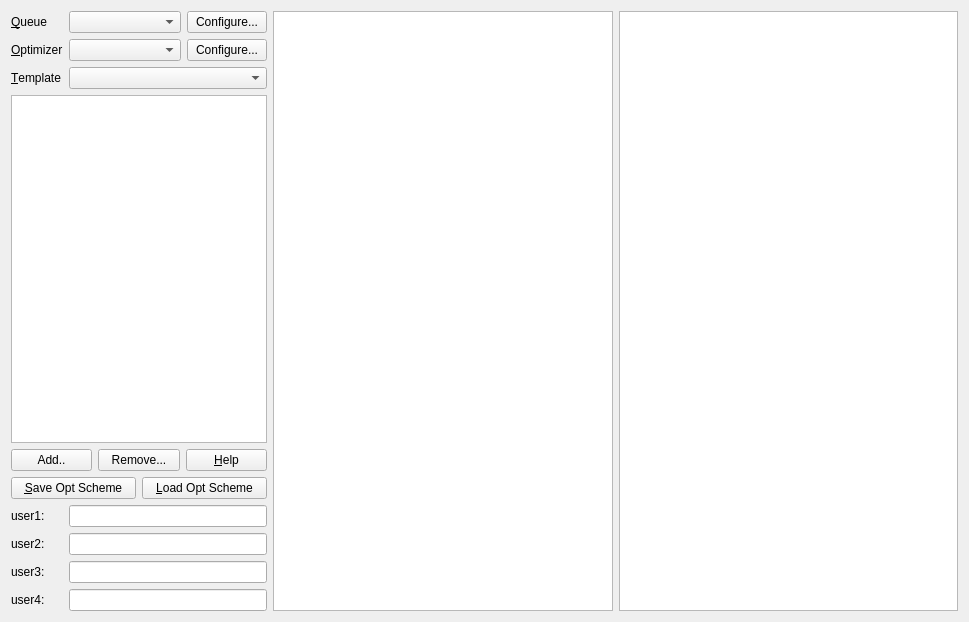
Qt form src/globalsearch/ui/defaultedittab.ui (xtalopt/XtalOpt) before a commit.
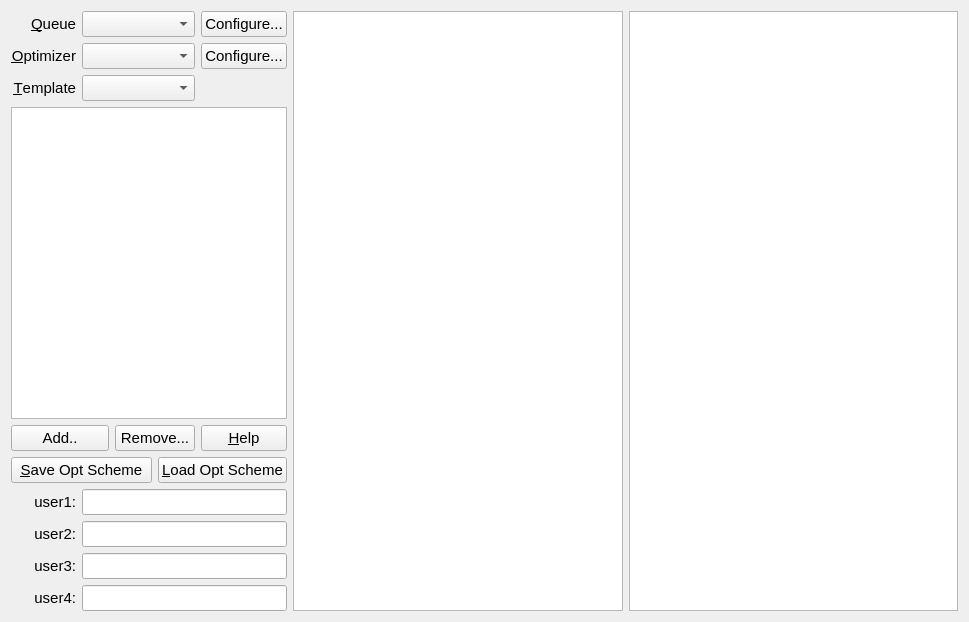
The same form after that commit.

What changed in the file:
```diff
--- a/src/globalsearch/ui/defaultedittab.ui
+++ b/src/globalsearch/ui/defaultedittab.ui
@@ -13,167 +13,318 @@
   <property name="windowTitle">
    <string>Form</string>
   </property>
-  <layout class="QHBoxLayout" name="horizontalLayout_3">
-   <item>
     <layout class="QGridLayout" name="gridLayout">
      <item row="0" column="0">
       <widget class="QLabel" name="label_6">
        <property name="sizePolicy">
-        <sizepolicy hsizetype="Maximum" vsizetype="Preferred">
+      <sizepolicy hsizetype="Preferred" vsizetype="Preferred">
          <horstretch>0</horstretch>
          <verstretch>0</verstretch>
         </sizepolicy>
        </property>
+     <property name="font">
+      <font>
+       <pointsize>11</pointsize>
+      </font>
+     </property>
        <property name="text">
         <string>&amp;Queue</string>
        </property>
+     <property name="alignment">
+      <set>Qt::AlignRight|Qt::AlignTrailing|Qt::AlignVCenter</set>
+     </property>
        <property name="buddy">
         <cstring>combo_queueInterfaces</cstring>
        </property>
       </widget>
      </item>
+   <item row="0" column="1" colspan="3">
+    <widget class="QComboBox" name="combo_queueInterfaces">
+     <property name="font">
+      <font>
+       <pointsize>11</pointsize>
+      </font>
+     </property>
+    </widget>
+   </item>
+   <item row="0" column="4">
+    <widget class="QPushButton" name="push_queueInterfaceConfig">
+     <property name="sizePolicy">
+      <sizepolicy hsizetype="Maximum" vsizetype="Fixed">
+       <horstretch>0</horstretch>
+       <verstretch>0</verstretch>
+      </sizepolicy>
+     </property>
+     <property name="font">
+      <font>
+       <pointsize>11</pointsize>
+      </font>
+     </property>
+     <property name="text">
+      <string>Configure...</string>
+     </property>
+    </widget>
+   </item>
+   <item row="0" column="5" rowspan="10">
+    <widget class="QTextEdit" name="edit_edit">
+     <property name="sizePolicy">
+      <sizepolicy hsizetype="MinimumExpanding" vsizetype="Expanding">
+       <horstretch>0</horstretch>
+       <verstretch>0</verstretch>
+      </sizepolicy>
+     </property>
+     <property name="font">
+      <font>
+       <pointsize>11</pointsize>
+      </font>
+     </property>
+    </widget>
+   </item>
+   <item row="0" column="6" rowspan="10">
+    <widget class="QListWidget" name="list_edit">
+     <property name="sizePolicy">
+      <sizepolicy hsizetype="MinimumExpanding" vsizetype="Expanding">
+       <horstretch>0</horstretch>
+       <verstretch>0</verstretch>
+      </sizepolicy>
+     </property>
+     <property name="font">
+      <font>
+       <pointsize>11</pointsize>
+      </font>
+     </property>
+    </widget>
+   </item>
      <item row="1" column="0">
       <widget class="QLabel" name="label_5">
+     <property name="font">
+      <font>
+       <pointsize>11</pointsize>
+      </font>
+     </property>
        <property name="text">
         <string>&amp;Optimizer</string>
        </property>
+     <property name="alignment">
+      <set>Qt::AlignRight|Qt::AlignTrailing|Qt::AlignVCenter</set>
+     </property>
        <property name="buddy">
         <cstring>combo_optimizers</cstring>
        </property>
       </widget>
      </item>
+   <item row="1" column="1" colspan="3">
+    <widget class="QComboBox" name="combo_optimizers">
+     <property name="font">
+      <font>
+       <pointsize>11</pointsize>
+      </font>
+     </property>
+    </widget>
+   </item>
+   <item row="1" column="4">
+    <widget class="QPushButton" name="push_optimizerConfig">
+     <property name="font">
+      <font>
+       <pointsize>11</pointsize>
+      </font>
+     </property>
+     <property name="text">
+      <string>Configure...</string>
+     </property>
+    </widget>
+   </item>
      <item row="2" column="0">
       <widget class="QLabel" name="label_15">
+     <property name="font">
+      <font>
+       <pointsize>11</pointsize>
+      </font>
+     </property>
        <property name="text">
         <string>&amp;Template</string>
        </property>
+     <property name="alignment">
+      <set>Qt::AlignRight|Qt::AlignTrailing|Qt::AlignVCenter</set>
+     </property>
        <property name="buddy">
         <cstring>combo_templates</cstring>
        </property>
       </widget>
      </item>
-     <item row="3" column="0" colspan="3">
-      <widget class="QListWidget" name="list_optStep"/>
-     </item>
-     <item row="4" column="0" colspan="3">
-      <layout class="QHBoxLayout" name="horizontalLayout">
-       <item>
+   <item row="2" column="1" colspan="3">
+    <widget class="QComboBox" name="combo_templates">
+     <property name="font">
+      <font>
+       <pointsize>11</pointsize>
+      </font>
+     </property>
+    </widget>
+   </item>
+   <item row="3" column="0" colspan="5">
+    <widget class="QListWidget" name="list_optStep">
+     <property name="font">
+      <font>
+       <pointsize>11</pointsize>
+      </font>
+     </property>
+    </widget>
+   </item>
+   <item row="4" column="0" colspan="2">
         <widget class="QPushButton" name="push_add">
+     <property name="font">
+      <font>
+       <pointsize>11</pointsize>
+      </font>
+     </property>
          <property name="text">
           <string>Add..</string>
          </property>
         </widget>
        </item>
-       <item>
+   <item row="4" column="2" colspan="2">
         <widget class="QPushButton" name="push_remove">
+     <property name="font">
+      <font>
+       <pointsize>11</pointsize>
+      </font>
+     </property>
          <property name="text">
           <string>Remove...</string>
          </property>
         </widget>
        </item>
-       <item>
+   <item row="4" column="4">
         <widget class="QPushButton" name="push_help">
+     <property name="font">
+      <font>
+       <pointsize>11</pointsize>
+      </font>
+     </property>
          <property name="text">
           <string>&amp;Help</string>
          </property>
         </widget>
        </item>
-      </layout>
-     </item>
      <item row="5" column="0" colspan="3">
-      <layout class="QHBoxLayout" name="horizontalLayout_2">
-       <item>
         <widget class="QPushButton" name="push_saveScheme">
+     <property name="font">
+      <font>
+       <pointsize>11</pointsize>
+      </font>
+     </property>
          <property name="text">
           <string>&amp;Save Opt Scheme</string>
          </property>
         </widget>
        </item>
-       <item>
+   <item row="5" column="3" colspan="2">
         <widget class="QPushButton" name="push_loadScheme">
+     <property name="font">
+      <font>
+       <pointsize>11</pointsize>
+      </font>
+     </property>
          <property name="text">
           <string>&amp;Load Opt Scheme</string>
          </property>
         </widget>
        </item>
-      </layout>
-     </item>
      <item row="6" column="0">
       <widget class="QLabel" name="label">
+     <property name="font">
+      <font>
+       <pointsize>11</pointsize>
+      </font>
+     </property>
        <property name="text">
         <string>user1:</string>
        </property>
+     <property name="alignment">
+      <set>Qt::AlignRight|Qt::AlignTrailing|Qt::AlignVCenter</set>
+     </property>
       </widget>
      </item>
      <item row="7" column="0">
       <widget class="QLabel" name="label_2">
+     <property name="font">
+      <font>
+       <pointsize>11</pointsize>
+      </font>
+     </property>
        <property name="text">
         <string>user2:</string>
        </property>
+     <property name="alignment">
+      <set>Qt::AlignRight|Qt::AlignTrailing|Qt::AlignVCenter</set>
+     </property>
       </widget>
      </item>
      <item row="8" column="0">
       <widget class="QLabel" name="label_3">
+     <property name="font">
+      <font>
+       <pointsize>11</pointsize>
+      </font>
+     </property>
        <property name="text">
         <string>user3:</string>
        </property>
+     <property name="alignment">
+      <set>Qt::AlignRight|Qt::AlignTrailing|Qt::AlignVCenter</set>
+     </property>
       </widget>
      </item>
      <item row="9" column="0">
       <widget class="QLabel" name="label_4">
+     <property name="font">
+      <font>
+       <pointsize>11</pointsize>
+      </font>
+     </property>
        <property name="text">
         <string>user4:</string>
        </property>
-      </widget>
-     </item>
-     <item row="7" column="1" colspan="2">
-      <widget class="QLineEdit" name="edit_user2"/>
-     </item>
-     <item row="6" column="1" colspan="2">
-      <widget class="QLineEdit" name="edit_user1"/>
-     </item>
-     <item row="0" column="1">
-      <widget class="QComboBox" name="combo_queueInterfaces"/>
-     </item>
-     <item row="1" column="1">
-      <widget class="QComboBox" name="combo_optimizers"/>
-     </item>
-     <item row="2" column="1" colspan="2">
-      <widget class="QComboBox" name="combo_templates"/>
-     </item>
-     <item row="9" column="1" colspan="2">
-      <widget class="QLineEdit" name="edit_user4"/>
-     </item>
-     <item row="8" column="1" colspan="2">
-      <widget class="QLineEdit" name="edit_user3"/>
-     </item>
-     <item row="0" column="2">
-      <widget class="QPushButton" name="push_queueInterfaceConfig">
-       <property name="sizePolicy">
-        <sizepolicy hsizetype="Maximum" vsizetype="Fixed">
-         <horstretch>0</horstretch>
-         <verstretch>0</verstretch>
-        </sizepolicy>
-       </property>
-       <property name="text">
-        <string>Configure...</string>
-       </property>
-      </widget>
-     </item>
-     <item row="1" column="2">
-      <widget class="QPushButton" name="push_optimizerConfig">
-       <property name="text">
-        <string>Configure...</string>
+     <property name="alignment">
+      <set>Qt::AlignRight|Qt::AlignTrailing|Qt::AlignVCenter</set>
+     </property>
+    </widget>
+   </item>
+   <item row="6" column="1" colspan="4">
+    <widget class="QLineEdit" name="edit_user1">
+     <property name="font">
+      <font>
+       <pointsize>11</pointsize>
+      </font>
+     </property>
+    </widget>
+   </item>
+   <item row="7" column="1" colspan="4">
+    <widget class="QLineEdit" name="edit_user2">
+     <property name="font">
+      <font>
+       <pointsize>11</pointsize>
+      </font>
+     </property>
+    </widget>
+   </item>
+   <item row="8" column="1" colspan="4">
+    <widget class="QLineEdit" name="edit_user3">
+     <property name="font">
+      <font>
+       <pointsize>11</pointsize>
+      </font>
        </property>
       </widget>
      </item>
-    </layout>
-   </item>
-   <item>
-    <widget class="QTextEdit" name="edit_edit"/>
-   </item>
-   <item>
-    <widget class="QListWidget" name="list_edit"/>
+   <item row="9" column="1" colspan="4">
+    <widget class="QLineEdit" name="edit_user4">
+     <property name="font">
+      <font>
+       <pointsize>11</pointsize>
+      </font>
+     </property>
+    </widget>
    </item>
   </layout>
  </widget>
```
Lines whose indentation alone changed are shown as unchanged.
